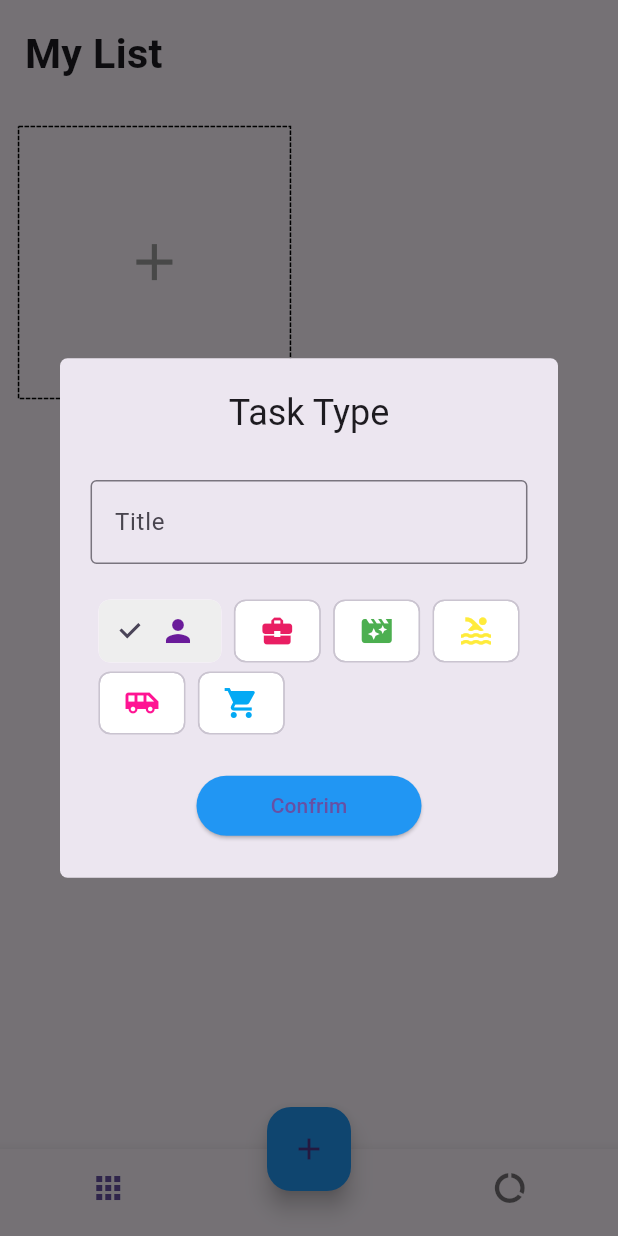
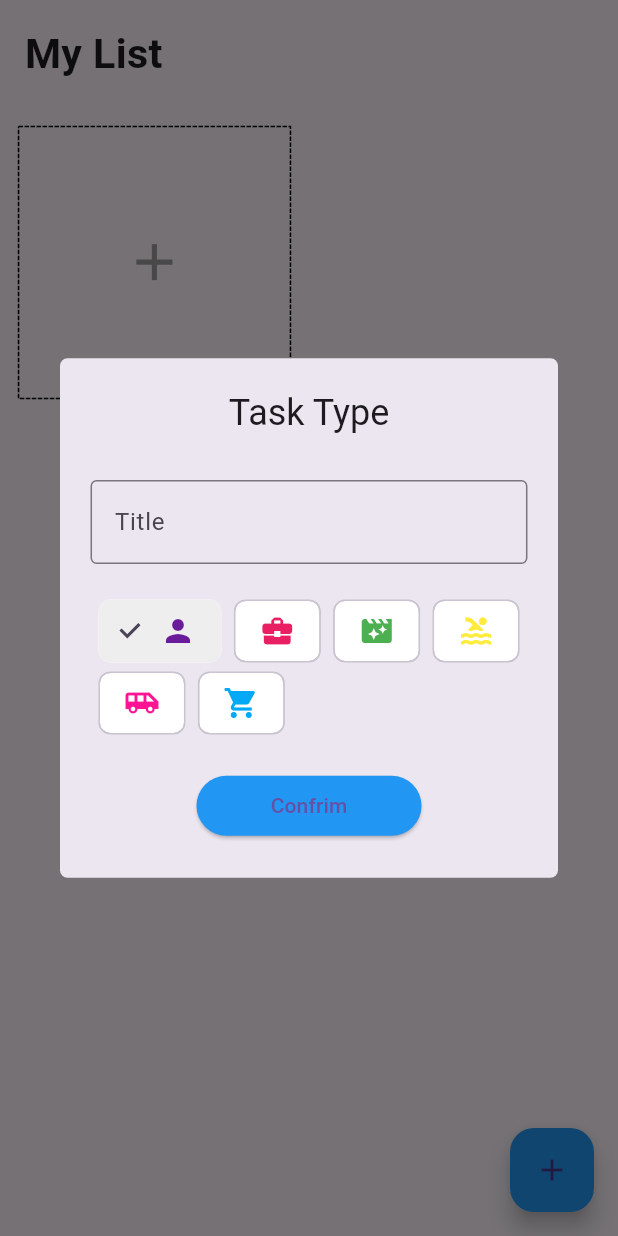
Before and after one commit to BENTOTV/wineAdoreTest, a Flutter app: the screen it shows after launch, after a tap on the "add" icon, on a phone screen of 412 x 824 dp. Run offline on Flutter 3.47's test engine with Material 3 defaults, Android fonts, the light colour scheme and no system bars; drawn by our look-alikes of dotted_border; our stand-ins replace equatable, flutter_easyloading, get, get_storage, step_progress_indicator.

```diff
--- a/lib/app/module/home/view.dart
+++ b/lib/app/module/home/view.dart
@@ -7,7 +7,6 @@ import 'package:test_flutter/app/core/utils/extention.dart';
 import 'package:test_flutter/app/module/home/widgets/add_card.dart';
 import 'package:test_flutter/app/module/home/widgets/add_dialog.dart';
 import 'package:test_flutter/app/module/home/widgets/task_card.dart';
-import 'package:test_flutter/app/module/report/view.dart';
 
 class HomePage extends GetView<HomePageController> {
   const HomePage({super.key});
@@ -55,7 +54,6 @@ class HomePage extends GetView<HomePageController> {
                 )
               ],
             )),
-            ReportPage()
           ],
         ),
       ),
@@ -81,34 +79,6 @@ class HomePage extends GetView<HomePageController> {
           EasyLoading.showSuccess("Task Deleted");
         },
       ),
-      floatingActionButtonLocation: FloatingActionButtonLocation.centerDocked,
-      bottomNavigationBar: Theme(
-        data: ThemeData(
-          splashColor: Colors.transparent,
-          highlightColor: Colors.transparent,
-        ),
-        child: Obx(
-          () => BottomNavigationBar(
-              onTap: (int index) => controller.changeTabIndex(index),
-              currentIndex: controller.tabIndex.value,
-              showSelectedLabels: false,
-              showUnselectedLabels: false,
-              items: [
-                BottomNavigationBarItem(
-                    label: "Home",
-                    icon: Padding(
-                      padding: EdgeInsets.only(right: 15.0.wp),
-                      child: Icon(Icons.apps),
-                    )),
-                BottomNavigationBarItem(
-                    label: "Home",
-                    icon: Padding(
-                      padding: EdgeInsets.only(left: 15.0.wp),
-                      child: Icon(Icons.data_usage),
-                    ))
-              ]),
-        ),
-      ),
     );
   }
 }
--- a/lib/app/module/report/view.dart
+++ /dev/null
@@ -1,119 +0,0 @@
-import 'package:flutter/material.dart';
-import 'package:get/get.dart';
-import 'package:step_progress_indicator/step_progress_indicator.dart';
-import 'package:test_flutter/app/core/utils/extention.dart';
-import 'package:test_flutter/app/module/home/controller.dart';
-import 'package:intl/intl.dart';
-
-class ReportPage extends StatelessWidget {
-  final homeController = Get.find<HomePageController>();
-  ReportPage({super.key});
-
-  @override
-  Widget build(BuildContext context) {
-    return Scaffold(body: SafeArea(child: Obx(() {
-      var createdTask = homeController.getTotalTask();
-      var completedTask = homeController.getTotalDoneTask();
-      var liveTask = createdTask - completedTask;
-      var percent = (completedTask / createdTask * 100).toStringAsFixed(0);
-      return ListView(
-        children: [
-          Padding(
-            padding: EdgeInsets.all(4.0.wp),
-            child: Text(
-              "My Report",
-              style: TextStyle(
-                fontSize: 24.0,
-                fontWeight: FontWeight.bold,
-              ),
-            ),
-          ),
-          Padding(
-            padding: EdgeInsets.symmetric(horizontal: 4.0.wp),
-            child: Text(DateFormat.yMMMMd().format(DateTime.now()),
-                style: TextStyle(fontSize: 14.0.sp, color: Colors.grey)),
-          ),
-          Padding(
-            padding: EdgeInsets.symmetric(vertical: 3.0.wp, horizontal: 4.0.wp),
-            child: Divider(
-              thickness: 2,
-            ),
-          ),
-          Padding(
-            padding: EdgeInsets.symmetric(horizontal: 5.0.wp, vertical: 3.0.wp),
-            child: Row(
-              mainAxisAlignment: MainAxisAlignment.spaceBetween,
-              children: [
-                _buildStatus(Colors.green, liveTask, "Live Task"),
-                _buildStatus(Colors.orange, completedTask, "Completed Task"),
-                _buildStatus(Colors.blue, createdTask, "Created Task"),
-              ],
-            ),
-          ),
-          SizedBox(height: 8.0.wp),
-          UnconstrainedBox(
-              child: SizedBox(
-            width: 70.0.wp,
-            height: 70.0.wp,
-            child: CircularStepProgressIndicator(
-              totalSteps: createdTask == 0 ? 1 : createdTask,
-              currentStep: completedTask,
-              stepSize: 20,
-              padding: 0,
-              selectedColor: Colors.green,
-              unselectedColor: Colors.grey[200]!,
-              width: 150,
-              selectedStepSize: 22,
-              roundedCap: (_, __) => true,
-              child: Column(
-                  mainAxisAlignment: MainAxisAlignment.center,
-                  children: [
-                    Text(
-                      "${createdTask == 0 ? 1 : percent}%",
-                      style: TextStyle(
-                        fontSize: 20.0.sp,
-                        fontWeight: FontWeight.bold,
-                      ),
-                    ),
-                    SizedBox(height: 1.0.wp),
-                    Text(
-                      "Efficiency",
-                      style: TextStyle(
-                        fontSize: 12.0.sp,
-                        color: Colors.grey,
-                      ),
-                    )
-                  ]),
-            ),
-          ))
-        ],
-      );
-    })));
-  }
-
-  Row _buildStatus(Color color, int number, String text) {
-    return Row(
-      crossAxisAlignment: CrossAxisAlignment.start,
-      children: [
-        Container(
-          height: 3.0.wp,
-          width: 3.0.wp,
-          decoration: BoxDecoration(
-            shape: BoxShape.circle,
-            border: Border.all(color: color, width: 0.5.wp),
-          ),
-        ),
-        SizedBox(width: 3.0.wp),
-        Column(
-          crossAxisAlignment: CrossAxisAlignment.start,
-          children: [
-            Text('${number}',
-                style:
-                    TextStyle(fontSize: 16.0.sp, fontWeight: FontWeight.bold)),
-            Text(text, style: TextStyle(fontSize: 12.0.sp, color: Colors.grey)),
-          ],
-        )
-      ],
-    );
-  }
-}
```
Also changed, not shown: 2 other files.
